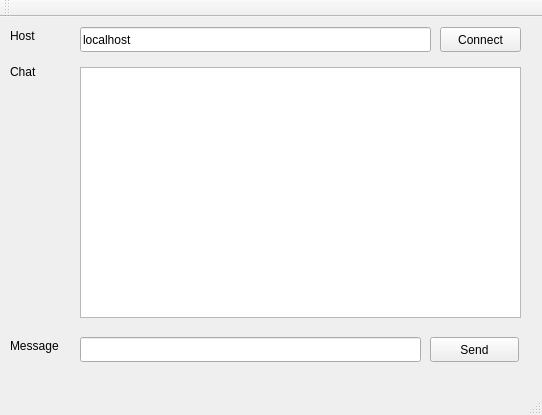
The window that net_06_op_code/Chat/mainwindow.ui (sunabove/lec_100_linux) describes before a commit, drawn with Qt 5.
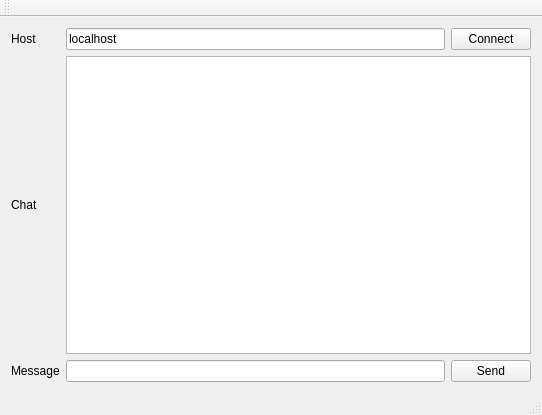
The same window after the commit.

```diff
--- a/net_06_op_code/Chat/mainwindow.ui
+++ b/net_06_op_code/Chat/mainwindow.ui
@@ -14,107 +14,60 @@
    <string>Chart OpCode V1.0</string>
   </property>
   <widget class="QWidget" name="centralWidget">
+   <layout class="QGridLayout" name="gridLayout">
+    <item row="0" column="0">
    <widget class="QLabel" name="label">
-    <property name="geometry">
-     <rect>
-      <x>10</x>
-      <y>10</y>
-      <width>33</width>
-      <height>17</height>
-     </rect>
-    </property>
     <property name="text">
      <string>Host</string>
     </property>
    </widget>
+    </item>
+    <item row="0" column="1">
    <widget class="QLineEdit" name="hostName">
-    <property name="geometry">
-     <rect>
-      <x>80</x>
-      <y>10</y>
-      <width>351</width>
-      <height>25</height>
-     </rect>
-    </property>
     <property name="text">
      <string>localhost</string>
     </property>
    </widget>
+    </item>
+    <item row="0" column="2">
+     <widget class="QPushButton" name="connButton">
+      <property name="text">
+       <string>Connect</string>
+      </property>
+     </widget>
+    </item>
+    <item row="1" column="0">
    <widget class="QLabel" name="label_2">
-    <property name="geometry">
-     <rect>
-      <x>10</x>
-      <y>40</y>
-      <width>32</width>
-      <height>29</height>
-     </rect>
-    </property>
     <property name="text">
      <string>Chat</string>
     </property>
    </widget>
+    </item>
+    <item row="1" column="1" colspan="2">
    <widget class="QPlainTextEdit" name="chatContent">
-    <property name="geometry">
-     <rect>
-      <x>80</x>
-      <y>50</y>
-      <width>441</width>
-      <height>251</height>
-     </rect>
-    </property>
     <property name="readOnly">
      <bool>true</bool>
     </property>
    </widget>
+    </item>
+    <item row="2" column="0">
    <widget class="QLabel" name="label_3">
-    <property name="geometry">
-     <rect>
-      <x>10</x>
-      <y>320</y>
-      <width>67</width>
-      <height>17</height>
-     </rect>
-    </property>
     <property name="text">
      <string>Message</string>
     </property>
    </widget>
-   <widget class="QLineEdit" name="message">
-    <property name="geometry">
-     <rect>
-      <x>80</x>
-      <y>320</y>
-      <width>341</width>
-      <height>25</height>
-     </rect>
-    </property>
-   </widget>
+    </item>
+    <item row="2" column="1">
+     <widget class="QLineEdit" name="message"/>
+    </item>
+    <item row="2" column="2">
    <widget class="QPushButton" name="sendButton">
-    <property name="geometry">
-     <rect>
-      <x>430</x>
-      <y>320</y>
-      <width>89</width>
-      <height>25</height>
-     </rect>
-    </property>
     <property name="text">
      <string>Send</string>
     </property>
    </widget>
-   <widget class="QPushButton" name="connButton">
-    <property name="geometry">
-     <rect>
-      <x>440</x>
-      <y>10</y>
-      <width>81</width>
-      <height>25</height>
-     </rect>
-    </property>
-    <property name="text">
-     <string>Connect</string>
-    </property>
-   </widget>
+    </item>
+   </layout>
   </widget>
   <widget class="QMenuBar" name="menuBar">
    <property name="geometry">
```
Lines whose indentation alone changed are shown as unchanged.
